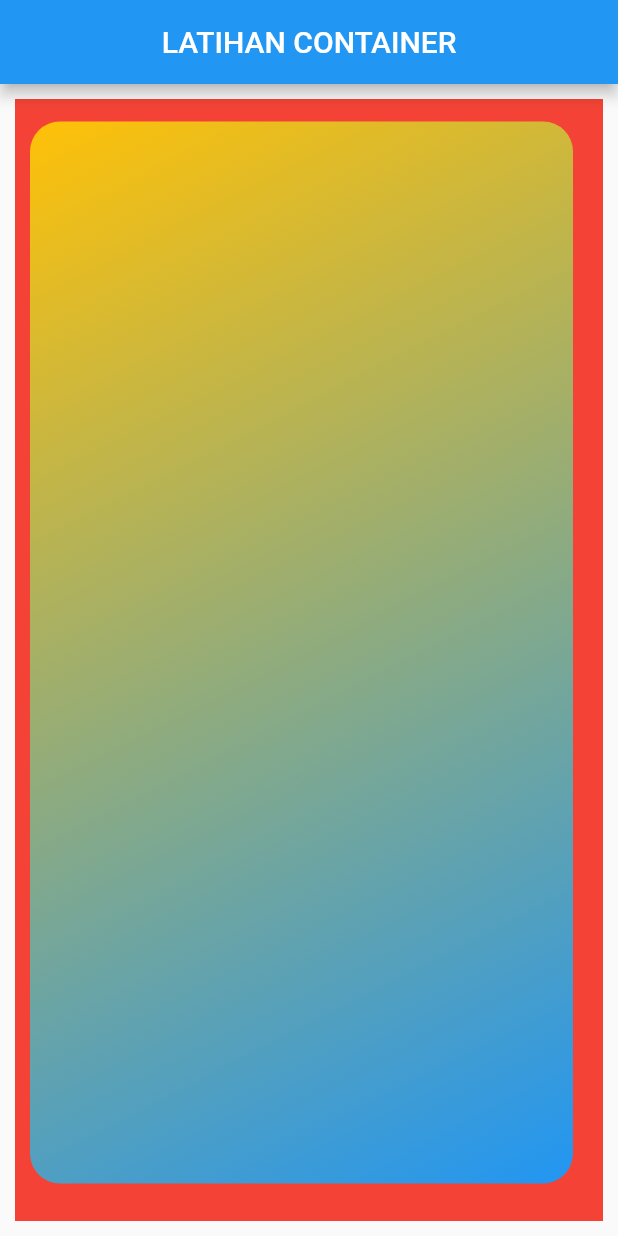
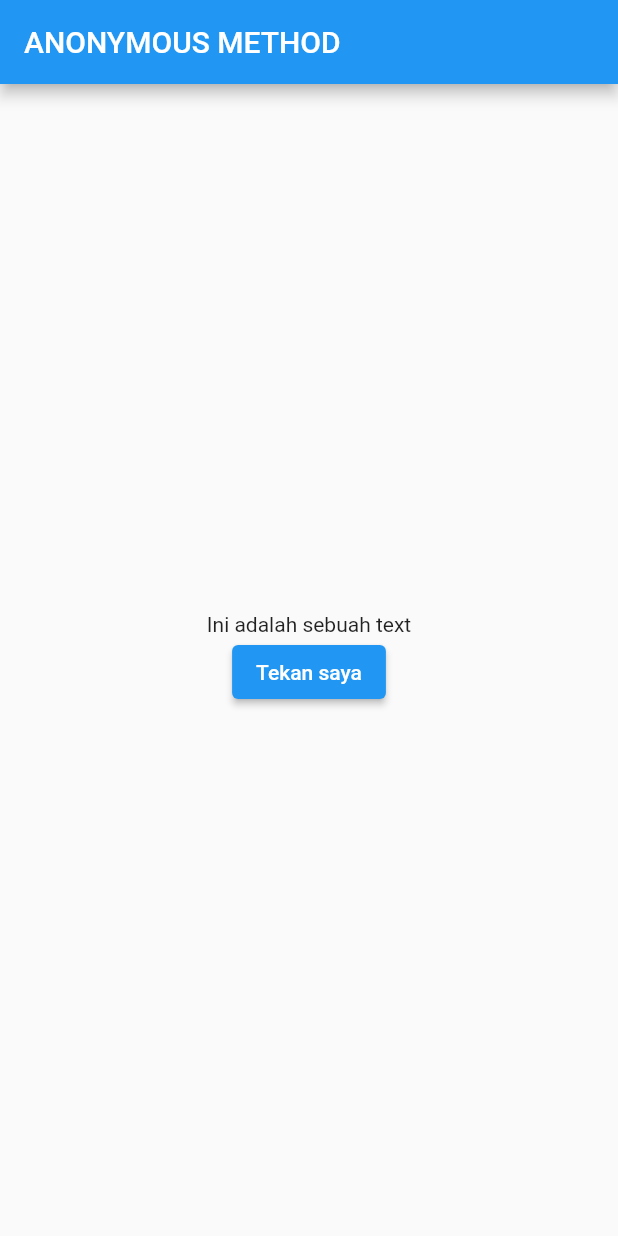
Before and after one commit to candrajulius/tutorial_flutter, a Flutter app: the screen it shows after launch, on a phone screen of 412 x 824 dp. Run offline on Flutter 3.47's test engine with Material 2 defaults, Android fonts, the phone set to English and light mode, and no system bars.

Commit message:
Tutorial Flutter Part 7 Annonymus Method

```diff
--- a/lib/main.dart
+++ b/lib/main.dart
@@ -1,44 +1,42 @@
 import 'package:flutter/material.dart';
 
-void main() => runApp(MyApp());
+void main() => runApp(const MyApp());
 
-class MyApp extends StatelessWidget {
-  String nameApplication = "Latihan Container";
+class MyApp extends StatefulWidget {
+  const MyApp({Key? key}) : super(key: key);
+
   @override
-  Widget build(BuildContext context) {
-    return MaterialApp(
+  State<MyApp> createState() => _MyAppState();
+}
+
+class _MyAppState extends State<MyApp> {
+  String title = "Anonymous Method";
+  String message = "Ini adalah sebuah text";
+  void clickButton(){
+    setState(() {
+      message = "tombol telah ditekan oleh anda";
+    });
+  }
+
+  @override
+  Widget build(BuildContext context) =>
+      MaterialApp(
         debugShowCheckedModeBanner: false,
         home: Scaffold(
-            appBar: AppBar(
-              title: Text(nameApplication.toUpperCase()),
-              centerTitle: true,
+          appBar: AppBar(
+            title: Text(title.toUpperCase()),
+          ),
+          body: Center(
+              child: Column(
+                mainAxisAlignment: MainAxisAlignment.center,
+                children:  <Widget>[
+                  Text(message),
+                  ElevatedButton(onPressed: clickButton,
+                      child: const Text('Tekan saya'))
+                ],
+              ),
             ),
-            body: Container(
-              color: Colors.red,margin: const EdgeInsets.all(10),
-              child: Container(
-                margin: const EdgeInsets.fromLTRB(10, 15, 20, 25),
-                padding: const EdgeInsets.only(bottom: 20,top: 20),
-                decoration: BoxDecoration(
-                  borderRadius: BorderRadius.circular(20),
-                  gradient: const LinearGradient(
-                  begin: Alignment.topLeft,
-                  end: Alignment.bottomRight,
-                  colors: <Color>[
-                   Colors.amber,
-                   Colors.blue,
-                ])),
-                // color: Colors.lightBlue,
-                // margin: const EdgeInsets.all(10),
-              ),
-            )
-        )
-    );
-  }
-  // Catatan
-/*
-  Column adalah sebuah container yang dimana widgetnya itu kebawah
-  Row adalah sebuah container yang dimana widgetnya itu ke samping
-  crossAxisAlignment adalah sebuah property yang dimana posisi widgetnya secara horizontal
-  mainAxisAlignment adalah sebuah property yang dimana posisi widgetnya secara vertical
- */
+          )
+      );
 }
+// Kesimpulan
```
